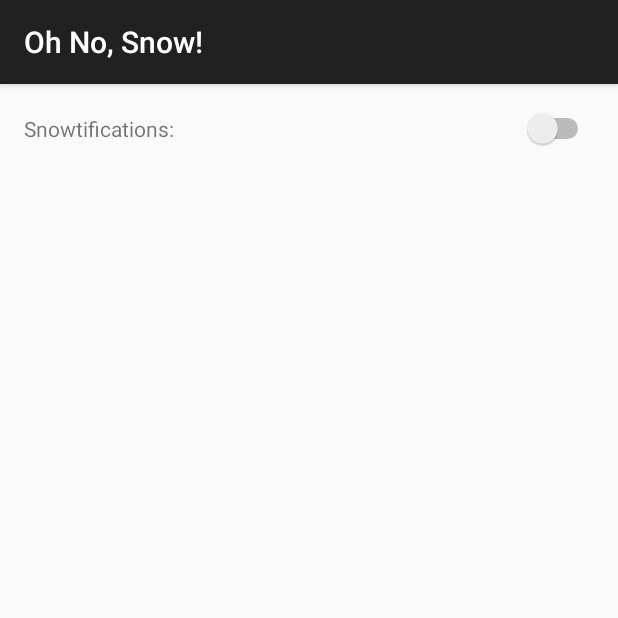
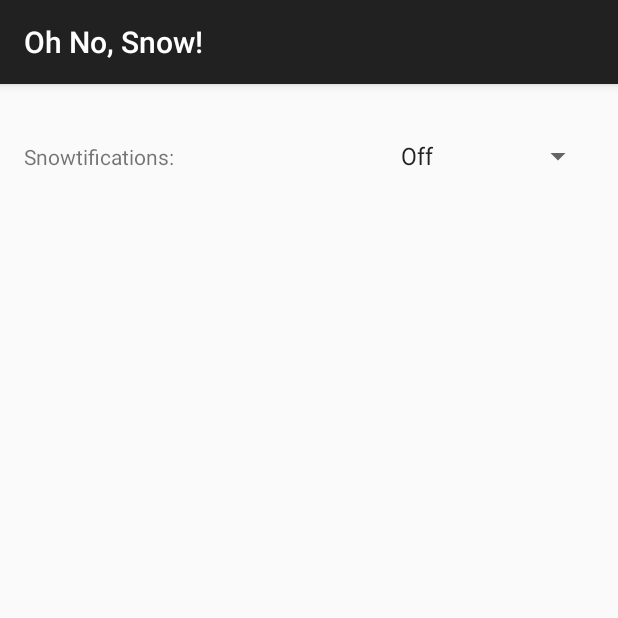
Before and after one commit to stkent/OhNoSnow, an Android app: the screen it shows after launch (MainActivity), on a phone screen of 412 x 824 dp, the top half of it. Run offline under Robolectric (Android 15) with nearby library versions, the phone set to English and light mode, and no system bars.

```diff
--- a/app/src/main/java/com/github/stkent/ohnosnow/activities/MainActivity.java
+++ b/app/src/main/java/com/github/stkent/ohnosnow/activities/MainActivity.java
@@ -3,40 +3,49 @@ package com.github.stkent.ohnosnow.activities;
 import android.os.Bundle;
 import android.support.v7.app.ActionBarActivity;
 import android.util.Log;
-import android.widget.CompoundButton;
-import android.widget.Switch;
+import android.view.View;
+import android.widget.AdapterView;
+import android.widget.ArrayAdapter;
+import android.widget.Spinner;
 
 import com.github.stkent.ohnosnow.R;
 import com.github.stkent.ohnosnow.alarm.AlarmManagerHelper;
 import com.github.stkent.ohnosnow.sharedprefs.SharedPreferencesHelper;
 
-import static android.widget.CompoundButton.OnCheckedChangeListener;
+import static com.github.stkent.ohnosnow.sharedprefs.SharedPreferencesHelper.NotificationMode;
+import static com.github.stkent.ohnosnow.sharedprefs.SharedPreferencesHelper.NotificationMode.NONE;
 import static com.github.stkent.ohnosnow.utils.Constants.LOG_TAG;
 
-public class MainActivity extends ActionBarActivity implements OnCheckedChangeListener {
+public class MainActivity extends ActionBarActivity implements AdapterView.OnItemSelectedListener {
 
     @Override
     protected void onCreate(Bundle savedInstanceState) {
         super.onCreate(savedInstanceState);
         setContentView(R.layout.activity_main);
+        final Spinner notificationModeSpinner = (Spinner) findViewById(R.id.notificationModeSpinner);
 
-        final boolean notificationsEnabled = SharedPreferencesHelper.areNotificationsEnabled(this);
-        Log.d(LOG_TAG, "Notifications currently enabled: " + notificationsEnabled);
+        final NotificationMode currentNotificationMode = SharedPreferencesHelper.getNotificationMode(this);
+        Log.d(LOG_TAG, "Current notification mode: " + currentNotificationMode);
 
-        final Switch notificationsSwitch = (Switch) findViewById(R.id.notifications_switch);
-        notificationsSwitch.setChecked(notificationsEnabled);
-        notificationsSwitch.setOnCheckedChangeListener(this);
+        notificationModeSpinner.setAdapter(new ArrayAdapter<>(this, android.R.layout.simple_dropdown_item_1line, NotificationMode.values()));
+        notificationModeSpinner.setSelection(currentNotificationMode.ordinal());
+        notificationModeSpinner.setOnItemSelectedListener(this);
     }
 
     @Override
-    public void onCheckedChanged(CompoundButton buttonView, boolean isChecked) {
-        SharedPreferencesHelper.setNotificationsEnabled(this, isChecked);
+    public void onItemSelected(AdapterView<?> parent, View view, int position, long id) {
+        final NotificationMode selectedNotificationMode = (NotificationMode) parent.getSelectedItem();
+        SharedPreferencesHelper.setNotificationMode(this, selectedNotificationMode);
 
-        if (isChecked) {
+        AlarmManagerHelper.cancelAlarm(this);
+        if (selectedNotificationMode != NONE) {
             AlarmManagerHelper.setAlarm(this);
-        } else {
-            AlarmManagerHelper.cancelAlarm(this);
         }
     }
 
+    @Override
+    public void onNothingSelected(AdapterView<?> parent) {
+
+    }
+
 }
--- a/app/src/main/java/com/github/stkent/ohnosnow/sharedprefs/SharedPreferencesHelper.java
+++ b/app/src/main/java/com/github/stkent/ohnosnow/sharedprefs/SharedPreferencesHelper.java
@@ -9,16 +9,33 @@ import static com.github.stkent.ohnosnow.utils.Constants.LOG_TAG;
 
 public class SharedPreferencesHelper {
 
-    private static final String NOTIFICATIONS_ENABLED_KEY = "com.github.stkent.ohnosnow.notifications_enabled_key";
-    private static final boolean NOTIFICATIONS_ENABLED_DEFAULT_STATE = false;
+    public enum NotificationMode {
+        NONE("Off"),
+        SNOW_AND_FAILURE_ONLY("Snow only"),
+        ALL("Always");
 
-    public static void setNotificationsEnabled(final Context context, final boolean enabled) {
-        Log.d(LOG_TAG, "Setting notifications enabled: " + enabled);
-        getSharedPreferences(context).edit().putBoolean(NOTIFICATIONS_ENABLED_KEY, enabled).apply();
+        private String displayString;
+
+        NotificationMode(final String displayString) {
+            this.displayString = displayString;
+        }
+
+        @Override
+        public String toString() {
+            return displayString;
+        }
     }
 
-    public static boolean areNotificationsEnabled(final Context context) {
-        return getSharedPreferences(context).getBoolean(NOTIFICATIONS_ENABLED_KEY, NOTIFICATIONS_ENABLED_DEFAULT_STATE);
+    private static final String NOTIFICATION_MODE_KEY = "com.github.stkent.ohnosnow.notification_mode_key";
+    private static final NotificationMode DEFAULT_NOTIFICATION_MODE = NotificationMode.NONE;
+
+    public static void setNotificationMode(final Context context, final NotificationMode newNotificationMode) {
+        Log.d(LOG_TAG, "Setting notification mode: " + newNotificationMode);
+        getSharedPreferences(context).edit().putInt(NOTIFICATION_MODE_KEY, newNotificationMode.ordinal()).apply();
+    }
+
+    public static NotificationMode getNotificationMode(final Context context) {
+        return NotificationMode.values()[getSharedPreferences(context).getInt(NOTIFICATION_MODE_KEY, DEFAULT_NOTIFICATION_MODE.ordinal())];
     }
 
     private static SharedPreferences getSharedPreferences(final Context context) {
--- a/app/src/main/java/com/github/stkent/ohnosnow/utils/BootReceiver.java
+++ b/app/src/main/java/com/github/stkent/ohnosnow/utils/BootReceiver.java
@@ -8,6 +8,7 @@ import android.util.Log;
 import com.github.stkent.ohnosnow.alarm.AlarmManagerHelper;
 import com.github.stkent.ohnosnow.sharedprefs.SharedPreferencesHelper;
 
+import static com.github.stkent.ohnosnow.sharedprefs.SharedPreferencesHelper.NotificationMode.NONE;
 import static com.github.stkent.ohnosnow.utils.Constants.LOG_TAG;
 
 public class BootReceiver extends BroadcastReceiver {
@@ -15,7 +16,7 @@ public class BootReceiver extends BroadcastReceiver {
     @Override
     public void onReceive(Context context, Intent intent) {
         if (intent.getAction().equals("android.intent.action.BOOT_COMPLETED")) {
-            if (SharedPreferencesHelper.areNotificationsEnabled(context)) {
+            if (SharedPreferencesHelper.getNotificationMode(context) != NONE) {
                 Log.d(LOG_TAG, "Phone rebooted, restarting alarm.");
                 AlarmManagerHelper.setAlarm(context);
             } else {
--- a/app/src/main/java/com/github/stkent/ohnosnow/weatherapi/WeatherUpdateService.java
+++ b/app/src/main/java/com/github/stkent/ohnosnow/weatherapi/WeatherUpdateService.java
@@ -10,6 +10,7 @@ import android.util.Log;
 
 import com.github.stkent.ohnosnow.R;
 import com.github.stkent.ohnosnow.alarm.AlarmManagerHelper;
+import com.github.stkent.ohnosnow.sharedprefs.SharedPreferencesHelper;
 import com.github.stkent.ohnosnow.utils.NotificationsUtil;
 import com.google.android.gms.common.ConnectionResult;
 import com.google.android.gms.common.api.GoogleApiClient;
@@ -30,6 +31,9 @@ import retrofit.RestAdapter;
 import static android.app.AlarmManager.RTC;
 import static android.os.Build.VERSION.SDK_INT;
 import static android.os.Build.VERSION_CODES.KITKAT;
+import static com.github.stkent.ohnosnow.sharedprefs.SharedPreferencesHelper.NotificationMode;
+import static com.github.stkent.ohnosnow.sharedprefs.SharedPreferencesHelper.NotificationMode.ALL;
+import static com.github.stkent.ohnosnow.sharedprefs.SharedPreferencesHelper.NotificationMode.SNOW_AND_FAILURE_ONLY;
 import static com.github.stkent.ohnosnow.utils.Constants.LOG_TAG;
 import static com.google.android.gms.location.LocationRequest.PRIORITY_BALANCED_POWER_ACCURACY;
 import static java.util.concurrent.TimeUnit.SECONDS;
@@ -104,7 +108,10 @@ public class WeatherUpdateService extends IntentService implements LocationListe
             final double snowInches = computeOvernightSnowAccumulation(weatherJsonElement);
             final String dateString = computeDateString(weatherJsonElement);
 
-            NotificationsUtil.showSuccessNotification(this, cityName, cityRequestUrl, dateString, snowInches);
+            final NotificationMode currentNotificationMode = SharedPreferencesHelper.getNotificationMode(this);
+            if (currentNotificationMode == ALL || (currentNotificationMode == SNOW_AND_FAILURE_ONLY && snowInches > 0)) {
+                NotificationsUtil.showSuccessNotification(this, cityName, cityRequestUrl, dateString, snowInches);
+            }
         } catch (Exception e) {
             Log.e(LOG_TAG, "Caught exception while parsing weather api data", e);
             NotificationsUtil.showFailureNotification(this);
--- a/app/src/main/res/layout/activity_main.xml
+++ b/app/src/main/res/layout/activity_main.xml
@@ -12,12 +12,9 @@
         android:layout_height="wrap_content"
         android:layout_weight="1" />
 
-    <Switch
-        android:id="@+id/notifications_switch"
+    <Spinner
+        android:id="@+id/notificationModeSpinner"
         android:layout_width="wrap_content"
-        android:layout_height="wrap_content"
-        android:textOn="On"
-        android:textOff="Off"
-        android:checked="false" />
+        android:layout_height="wrap_content" />
 
 </LinearLayout>
```
